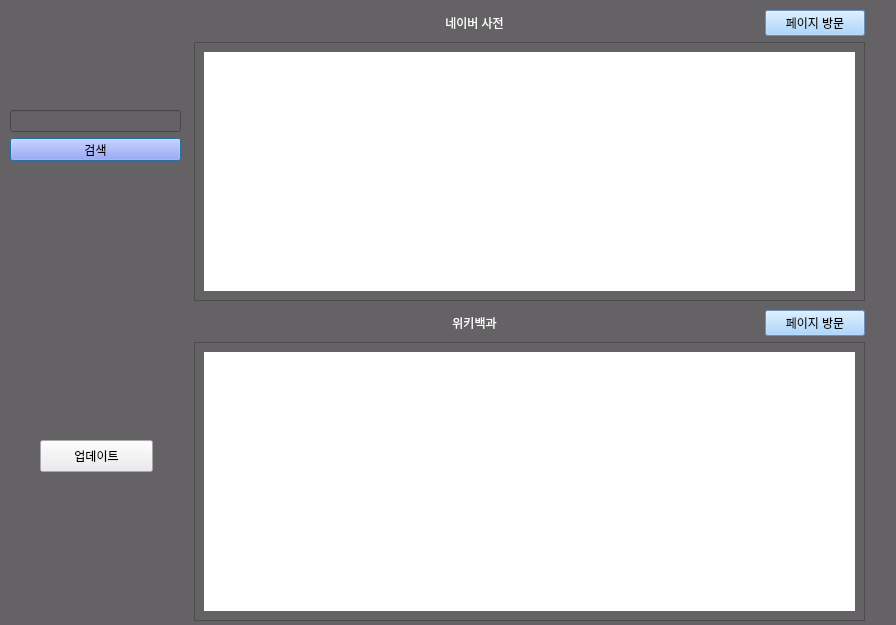
Before: the Qt Designer form gui/finder_gui.ui in altair823/WordFinder, drawn with Qt 5.
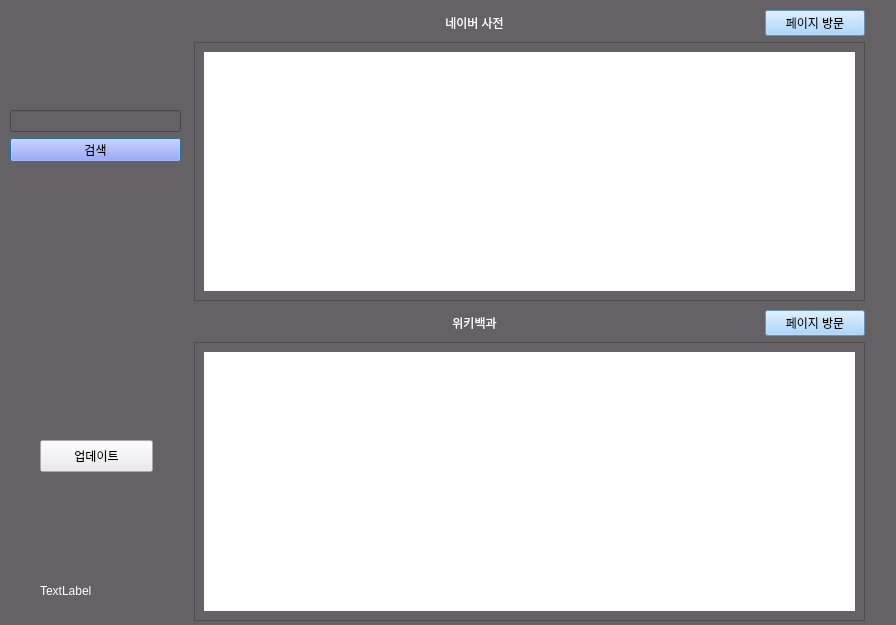
After: the same form once the commit is applied.

Commit message: feat: add version indicator

The edit to the form file:
```diff
--- a/gui/finder_gui.ui
+++ b/gui/finder_gui.ui
@@ -22,7 +22,7 @@
      <x>10</x>
      <y>110</y>
      <width>171</width>
-     <height>51</height>
+     <height>52</height>
     </rect>
    </property>
    <layout class="QVBoxLayout" name="verticalLayout">
@@ -259,6 +259,22 @@
     <string>업데이트</string>
    </property>
   </widget>
+  <widget class="QLabel" name="version_indicator">
+   <property name="geometry">
+    <rect>
+     <x>40</x>
+     <y>580</y>
+     <width>121</width>
+     <height>21</height>
+    </rect>
+   </property>
+   <property name="styleSheet">
+    <string notr="true">color: rgb(255, 255, 255);</string>
+   </property>
+   <property name="text">
+    <string>TextLabel</string>
+   </property>
+  </widget>
  </widget>
  <resources/>
  <connections/>
```
Left out of the diff: 8 changed lines with no effect on the pictures. The commit also changes 2 other files.
